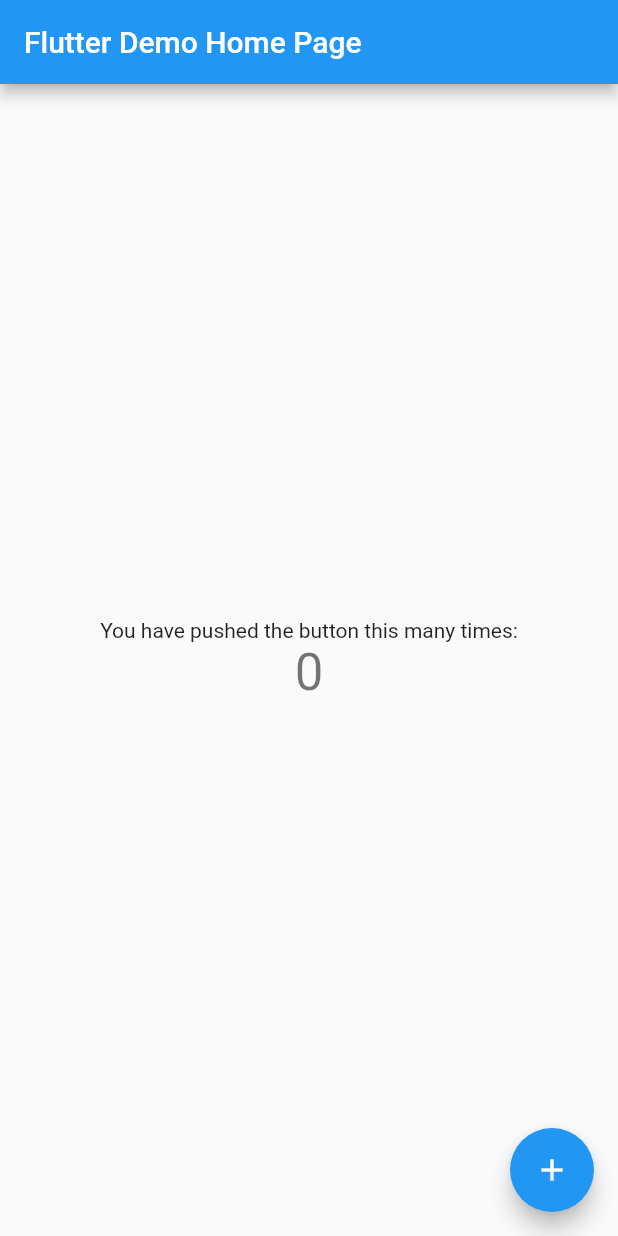
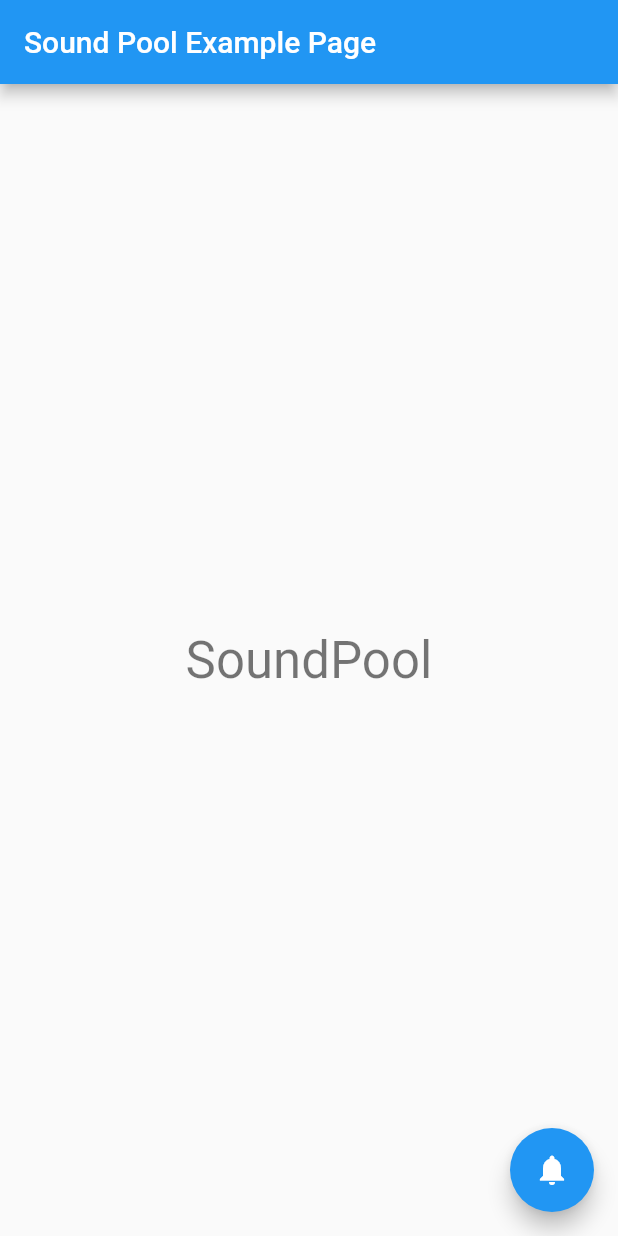
Before and after one commit to discoveruz/soundpool_app, a Flutter app: the screen it shows after launch, on a phone screen of 412 x 824 dp. Run offline on Flutter 3.47's test engine with Material 2 defaults, Android fonts, the phone set to English and light mode, and no system bars; missing offline and left inert: soundpool.

Commit message:
soundpool service added

```diff
--- a/lib/main.dart
+++ b/lib/main.dart
@@ -1,4 +1,5 @@
 import 'package:flutter/material.dart';
+import 'package:soundpoll_app/service/soundpool_service.dart';
 
 void main() {
   runApp(const MyApp());
@@ -7,39 +8,21 @@
 class MyApp extends StatelessWidget {
   const MyApp({Key? key}) : super(key: key);
 
-  // This widget is the root of your application.
   @override
   Widget build(BuildContext context) {
     return MaterialApp(
-      title: 'Flutter Demo',
+      title: 'Soundpool Demo',
+      debugShowCheckedModeBanner: false,
       theme: ThemeData(
-        // This is the theme of your application.
-        //
-        // Try running your application with "flutter run". You'll see the
-        // application has a blue toolbar. Then, without quitting the app, try
-        // changing the primarySwatch below to Colors.green and then invoke
-        // "hot reload" (press "r" in the console where you ran "flutter run",
-        // or simply save your changes to "hot reload" in a Flutter IDE).
-        // Notice that the counter didn't reset back to zero; the application
-        // is not restarted.
         primarySwatch: Colors.blue,
       ),
-      home: const MyHomePage(title: 'Flutter Demo Home Page'),
+      home: const MyHomePage(title: 'Sound Pool Example Page'),
     );
   }
 }
 
 class MyHomePage extends StatefulWidget {
   const MyHomePage({Key? key, required this.title}) : super(key: key);
-
-  // This widget is the home page of your application. It is stateful, meaning
-  // that it has a State object (defined below) that contains fields that affect
-  // how it looks.
-
-  // This class is the configuration for the state. It holds the values (in this
-  // case the title) provided by the parent (in this case the App widget) and
-  // used by the build method of the State. Fields in a Widget subclass are
-  // always marked "final".
 
   final String title;
 
@@ -48,68 +31,31 @@
 }
 
 class _MyHomePageState extends State<MyHomePage> {
-  int _counter = 0;
-
-  void _incrementCounter() {
-    setState(() {
-      // This call to setState tells the Flutter framework that something has
-      // changed in this State, which causes it to rerun the build method below
-      // so that the display can reflect the updated values. If we changed
-      // _counter without calling setState(), then the build method would not be
-      // called again, and so nothing would appear to happen.
-      _counter++;
-    });
-  }
-
   @override
   Widget build(BuildContext context) {
-    // This method is rerun every time setState is called, for instance as done
-    // by the _incrementCounter method above.
-    //
-    // The Flutter framework has been optimized to make rerunning build methods
-    // fast, so that you can just rebuild anything that needs updating rather
-    // than having to individually change instances of widgets.
     return Scaffold(
       appBar: AppBar(
-        // Here we take the value from the MyHomePage object that was created by
-        // the App.build method, and use it to set our appbar title.
         title: Text(widget.title),
       ),
       body: Center(
-        // Center is a layout widget. It takes a single child and positions it
-        // in the middle of the parent.
         child: Column(
-          // Column is also a layout widget. It takes a list of children and
-          // arranges them vertically. By default, it sizes itself to fit its
-          // children horizontally, and tries to be as tall as its parent.
-          //
-          // Invoke "debug painting" (press "p" in the console, choose the
-          // "Toggle Debug Paint" action from the Flutter Inspector in Android
-          // Studio, or the "Toggle Debug Paint" command in Visual Studio Code)
-          // to see the wireframe for each widget.
-          //
-          // Column has various properties to control how it sizes itself and
-          // how it positions its children. Here we use mainAxisAlignment to
-          // center the children vertically; the main axis here is the vertical
-          // axis because Columns are vertical (the cross axis would be
-          // horizontal).
           mainAxisAlignment: MainAxisAlignment.center,
           children: <Widget>[
-            const Text(
-              'You have pushed the button this many times:',
-            ),
             Text(
-              '$_counter',
+              'SoundPool',
               style: Theme.of(context).textTheme.headline4,
             ),
           ],
         ),
       ),
       floatingActionButton: FloatingActionButton(
-        onPressed: _incrementCounter,
-        tooltip: 'Increment',
-        child: const Icon(Icons.add),
-      ), // This trailing comma makes auto-formatting nicer for build methods.
+        onPressed: () async {
+          final service = await SoundpoolService.instance;
+          await service.playSound();
+        },
+        tooltip: 'soundpool',
+        child: const Icon(Icons.notifications),
+      ),
     );
   }
 }
--- /dev/null
+++ b/lib/service/soundpool_service.dart
@@ -0,0 +1,41 @@
+import 'package:flutter/services.dart';
+import 'package:soundpool/soundpool.dart';
+
+class SoundpoolService {
+  SoundpoolService._();
+  static SoundpoolService? _instance;
+  static Soundpool? _soundpool;
+  static int? _soundId;
+  static int? _alarmSoundStreamId;
+  static Future<SoundpoolService> get instance async {
+    if (_instance == null) {
+      _instance = SoundpoolService._();
+      await _init();
+    }
+    return _instance!;
+  }
+
+  static Future<void> _init() async {
+    _soundpool = Soundpool.fromOptions(
+        options: const SoundpoolOptions(
+      androidOptions: SoundpoolOptionsAndroid.kDefault,
+      iosOptions: SoundpoolOptionsIos.kDefault,
+    ));
+    _soundId = await _instance!._loadSound();
+  }
+
+  Future<int> _loadSound() async {
+    final asset = await rootBundle.load("assets/sounds/notification.wav");
+    return await _soundpool!.load(asset);
+  }
+
+  Future<void> playSound() async {
+    _alarmSoundStreamId = await _soundpool!.play(_soundId!);
+  }
+
+  Future<void> stopSound() async {
+    if (_alarmSoundStreamId != null) {
+      await _soundpool!.stop(_alarmSoundStreamId!);
+    }
+  }
+}
--- a/pubspec.yaml
+++ b/pubspec.yaml
@@ -34,6 +34,7 @@
   # The following adds the Cupertino Icons font to your application.
   # Use with the CupertinoIcons class for iOS style icons.
   cupertino_icons: ^1.0.2
+  soundpool: ^2.3.0
 
 dev_dependencies:
   flutter_test:
@@ -58,8 +59,8 @@
   uses-material-design: true
 
   # To add assets to your application, add an assets section, like this:
-  # assets:
-  #   - images/a_dot_burr.jpeg
+  assets:
+    - assets/sounds/notification.wav
   #   - images/a_dot_ham.jpeg
 
   # An image asset can refer to one or more resolution-specific "variants", see
```
Also changed, not shown: 2 other files.
